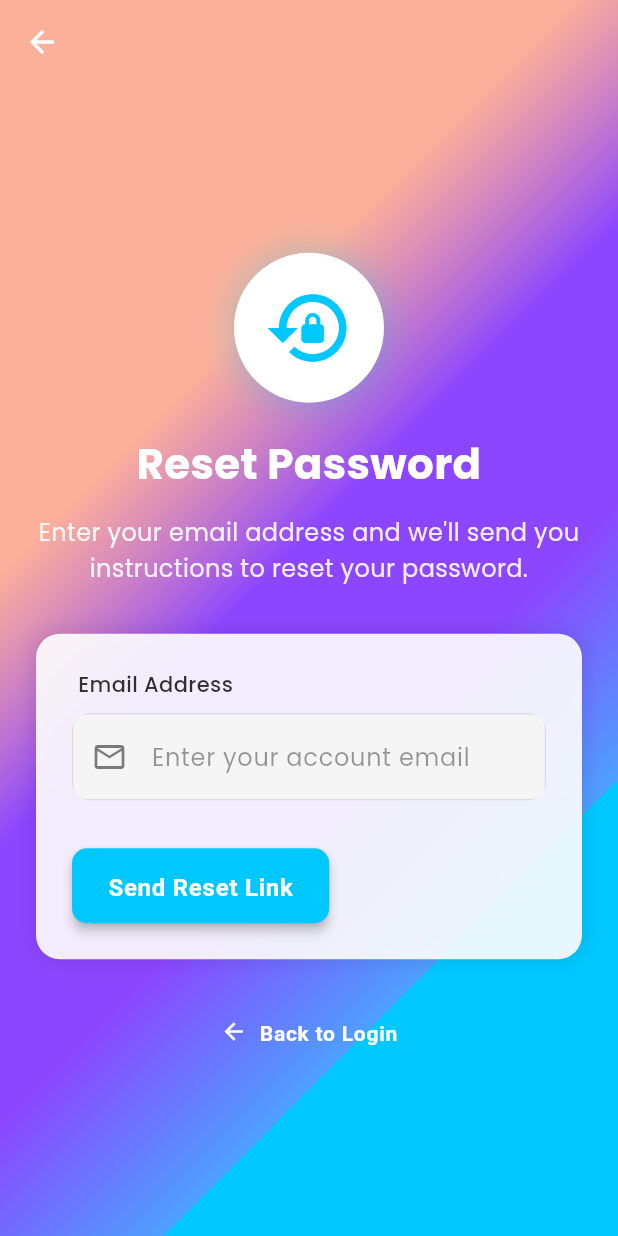
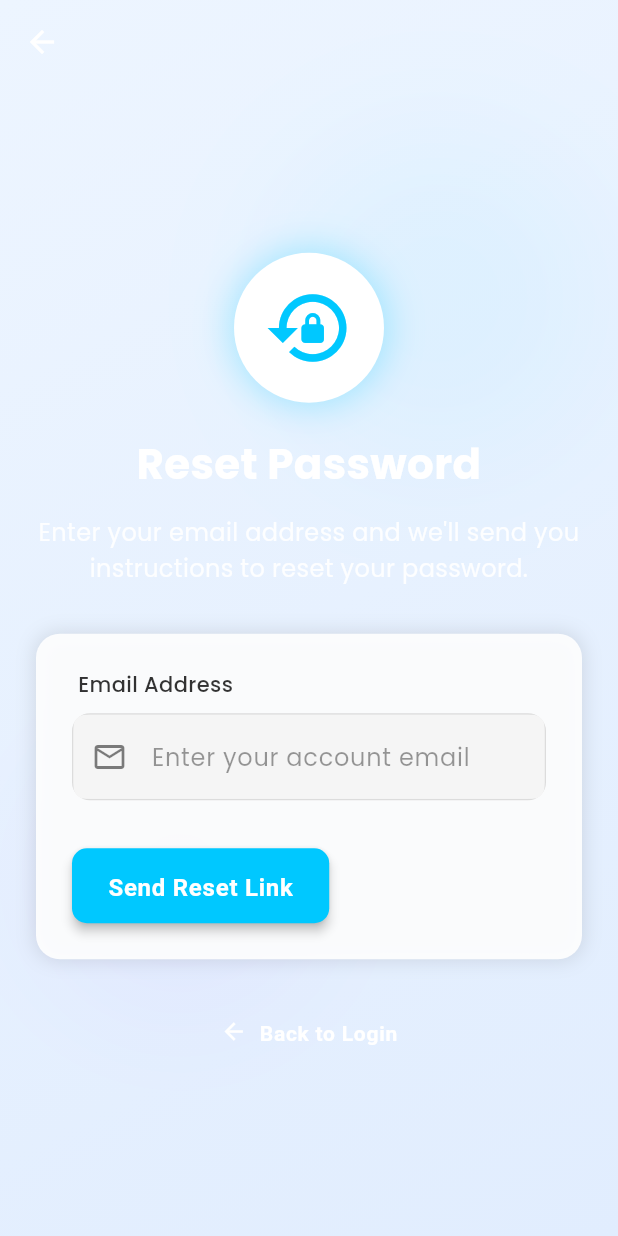
Before and after one commit to its-animay/alpha_flutter_mtxo, a Flutter app: the ForgotPasswordScreen screen opened by its route, on a phone screen of 412 x 824 dp. Run offline on Flutter 3.47's test engine with Material 3 defaults, Android fonts, the phone set to English and light mode, and no system bars; our stand-ins replace cached_network_image, dio, flutter_markdown, flutter_secure_storage, go_router, google_fonts and 2 more; accounts and stored records are empty; project files that could hold a hidden picture were left out.

Commit message:
Match the app's background and card styles to the web platform design
Implements web-style backgrounds and `GlassmorphicCard` widgets in Flutter app with theme-aware color adjustments.

Replit-Commit-Author: Agent
Replit-Commit-Session-Id: 9b296ed1-993c-4d6f-82ec-2836c19786d3
Replit-Commit-Screenshot-Url: https://storage.googleapis.com/screenshot-production-us-central1/a11ac168-96b9-4d0d-9165-d36065472a36/aed17859-5451-404b-9b6d-572d9ae0858f.jpg

```diff
--- a/flutter_app/lib/widgets/animated_gradient_background.dart
+++ b/flutter_app/lib/widgets/animated_gradient_background.dart
@@ -59,18 +59,156 @@ class _AnimatedGradientBackgroundState extends State<AnimatedGradientBackground>
     super.dispose();
   }
 
+  /// Build a gradient that matches the web app exactly
+  Gradient _buildWebAppBackground(BuildContext context) {
+    final isDark = Theme.of(context).brightness == Brightness.dark;
+
+    if (isDark) {
+      // Dark mode - solid dark blue with subtle radial overlay
+      return const RadialGradient(
+        center: Alignment(0.1, -0.3),
+        radius: 1.2,
+        colors: [
+          Color(0xFF1E2539), // slightly lighter shade
+          Color(0xFF191E2C), // base dark background
+          Color(0xFF151A27), // slightly darker shade
+        ],
+        stops: [0.0, 0.5, 1.0],
+      );
+    } else {
+      // Light mode - soft gradient from top-left to bottom-right
+      return const LinearGradient(
+        begin: Alignment.topLeft,
+        end: Alignment.bottomRight,
+        colors: [
+          Color(0xFFEDF5FF), // light-bg-start: 220 100% 98%
+          Color(0xFFE1EDFE), // light-bg-end: 217 93% 94%
+        ],
+        stops: [0.0, 1.0],
+      );
+    }
+  }
+
   @override
   Widget build(BuildContext context) {
+    return Container(
+      decoration: BoxDecoration(
+        gradient: _buildWebAppBackground(context),
+      ),
+      child: Stack(
+        children: [
+          // Add floating elements for visual interest similar to web
+          if (Theme.of(context).brightness == Brightness.dark)
+            _buildDarkModeBackgroundElements(),
+          if (Theme.of(context).brightness == Brightness.light)
+            _buildLightModeBackgroundElements(),
+
+          // Main content
+          widget.child,
+        ],
+      ),
+    );
+  }
+
+  /// Build background elements for dark mode that match web app design
+  Widget _buildDarkModeBackgroundElements() {
     return AnimatedBuilder(
       animation: _animation,
       builder: (context, _) {
-        return Container(
-          decoration: BoxDecoration(
-            gradient: widget.useCircularGradient
-                ? _buildRadialGradient()
-                : _buildLinearGradient(),
-          ),
-          child: widget.child,
+        return Stack(
+          children: [
+            // Glowing accent in top-right
+            Positioned(
+              top: -50,
+              right: -100,
+              child: Container(
+                width: 300,
+                height: 300,
+                decoration: BoxDecoration(
+                  shape: BoxShape.circle,
+                  boxShadow: [
+                    BoxShadow(
+                      color: AppColors.primary.withOpacity(0.1),
+                      blurRadius: 100,
+                      spreadRadius: 30,
+                    ),
+                  ],
+                ),
+              ),
+            ),
+
+            // Glowing accent in bottom-left
+            Positioned(
+              bottom: -80,
+              left: -80,
+              child: Container(
+                width: 250,
+                height: 250,
+                decoration: BoxDecoration(
+                  shape: BoxShape.circle,
+                  boxShadow: [
+                    BoxShadow(
+                      color: AppColors.secondary.withOpacity(0.08),
+                      blurRadius: 80,
+                      spreadRadius: 20,
+                    ),
+                  ],
+                ),
+              ),
+            ),
+          ],
+        );
+      },
+    );
+  }
+
+  /// Build background elements for light mode that match web app design
+  Widget _buildLightModeBackgroundElements() {
+    return AnimatedBuilder(
+      animation: _animation,
+      builder: (context, _) {
+        return Stack(
+          children: [
+            // Very subtle blur elements for light mode
+            Positioned(
+              top: 100,
+              right: 20,
+              child: Container(
+                width: 200,
+                height: 200,
+                decoration: BoxDecoration(
+                  shape: BoxShape.circle,
+                  boxShadow: [
+                    BoxShadow(
+                      color: AppColors.primary.withOpacity(0.05),
+                      blurRadius: 80,
+                      spreadRadius: 10,
+                    ),
+                  ],
+                ),
+              ),
+            ),
+
+            // Another subtle element
+            Positioned(
+              bottom: 150,
+              left: 30,
+              child: Container(
+                width: 180,
+                height: 180,
+                decoration: BoxDecoration(
+                  shape: BoxShape.circle,
+                  boxShadow: [
+                    BoxShadow(
+                      color: AppColors.secondary.withOpacity(0.04),
+                      blurRadius: 60,
+                      spreadRadius: 10,
+                    ),
+                  ],
+                ),
+              ),
+            ),
+          ],
         );
       },
     );
```
Also changed, not shown: flutter_app/lib/widgets/glassmorphic_card.dart (added, +81 -0 lines).
